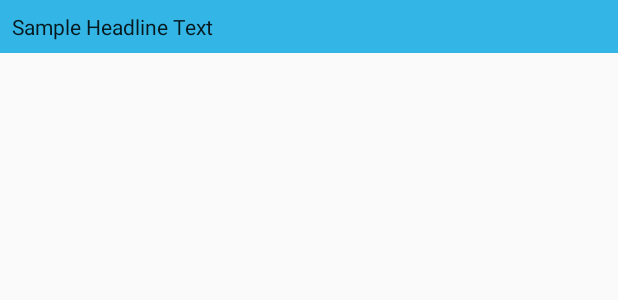
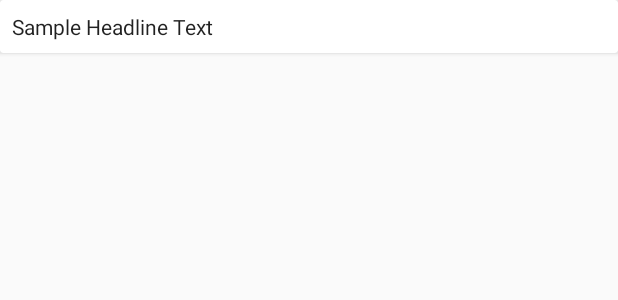
Before and after one commit to jlee6/twitter, an Android app: the layout timeline_item.xml on its own in the app's theme, with its tools: preview values and no code run, on a phone screen of 412 x 824 dp. Shown: the top 300 px of the screen. Run offline under Robolectric (Android 15) with nearby library versions, the phone set to English and light mode, and no system bars.

Commit message:
Add CardView

```diff
--- a/app/build.gradle
+++ b/app/build.gradle
@@ -30,6 +30,7 @@ dependencies {
         exclude group: 'com.android.support', module: 'support-annotations'
     })
     compile 'com.android.support:appcompat-v7:25.0.1'
+    compile 'com.android.support:cardview-v7:25.0.1'
     compile 'com.android.support:design:25.0.1'
 
     compile 'io.reactivex:rxjava:1.1.7'
--- a/app/src/main/java/com/exercise/twitter/MainActivity.java
+++ b/app/src/main/java/com/exercise/twitter/MainActivity.java
@@ -8,10 +8,8 @@ import android.support.v7.widget.RecyclerView;
 import android.support.v7.widget.SearchView;
 import android.support.v7.widget.Toolbar;
 import android.view.Menu;
-import android.view.View;
 import android.widget.Toast;
 
-import com.exercise.twitter.api.MockService;
 import com.exercise.twitter.api.TwitterService;
 import com.exercise.twitter.timeline.Contract;
 import com.exercise.twitter.timeline.TimelinePresenter;
@@ -35,6 +33,7 @@ public class MainActivity extends AppCompatActivity {
 
         MainActivity.this.setTitle("TT Viewer");
         presenter = new TimelinePresenter(new TwitterService(), adapter);
+//        presenter = new TimelinePresenter(new MockService(), adapter);
 
         presenter.initialize(this);
     }
--- a/app/src/main/res/layout/timeline_item.xml
+++ b/app/src/main/res/layout/timeline_item.xml
@@ -1,11 +1,11 @@
 <?xml version="1.0" encoding="utf-8"?>
-<LinearLayout
+
+<android.support.v7.widget.CardView
     xmlns:android="http://schemas.android.com/apk/res/android"
     android:orientation="vertical"
     android:layout_width="match_parent"
     android:layout_height="wrap_content"
-    android:layout_marginBottom="4dp"
-    android:background="@android:color/holo_blue_light">
+    android:layout_marginBottom="4dp">
 
     <TextView
         android:id="@+id/text_tweet"
@@ -15,4 +15,4 @@
         android:text="Sample Headline Text"
         style="@style/TextAppearance.AppCompat.Body1"/>
 
-</LinearLayout>
+</android.support.v7.widget.CardView>
```
